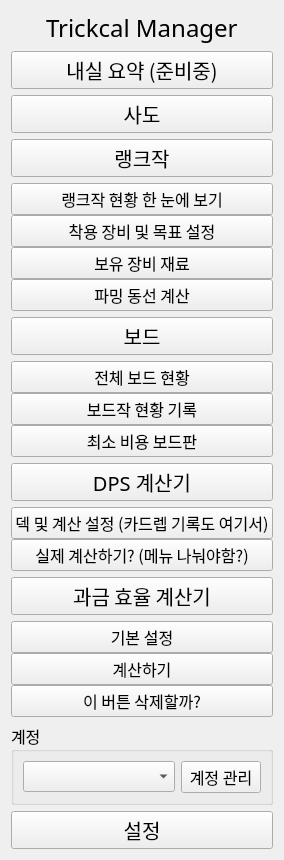
voiderd-sub/trickcal-manager, file widgets/ui/sidebar.ui: the form before one commit.
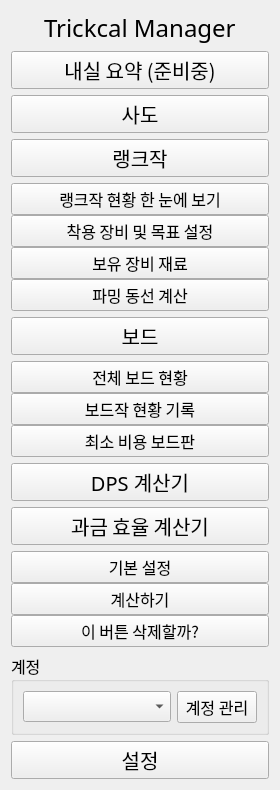
The form after the commit. Icons and pictures are not drawn.

The edit to the form file:
```diff
--- a/widgets/ui/sidebar.ui
+++ b/widgets/ui/sidebar.ui
@@ -478,88 +478,6 @@
      </attribute>
     </widget>
    </item>
-   <item>
-    <widget class="QWidget" name="dps_sub" native="true">
-     <property name="font">
-      <font>
-       <family>ONE Mobile POP</family>
-      </font>
-     </property>
-     <layout class="QVBoxLayout" name="verticalLayout_4">
-      <property name="spacing">
-       <number>0</number>
-      </property>
-      <property name="leftMargin">
-       <number>0</number>
-      </property>
-      <property name="topMargin">
-       <number>0</number>
-      </property>
-      <property name="rightMargin">
-       <number>0</number>
-      </property>
-      <property name="bottomMargin">
-       <number>0</number>
-      </property>
-      <item>
-       <widget class="QPushButton" name="dps_1_btn">
-        <property name="font">
-         <font>
-          <family>ONE Mobile POP</family>
-          <pointsize>12</pointsize>
-         </font>
-        </property>
-        <property name="text">
-         <string>덱 및 계산 설정 (카드렙 기록도 여기서)</string>
-        </property>
-        <property name="iconSize">
-         <size>
-          <width>25</width>
-          <height>25</height>
-         </size>
-        </property>
-        <property name="checkable">
-         <bool>true</bool>
-        </property>
-        <property name="autoExclusive">
-         <bool>false</bool>
-        </property>
-        <attribute name="buttonGroup">
-         <string notr="true">dps_group</string>
-        </attribute>
-       </widget>
-      </item>
-      <item>
-       <widget class="QPushButton" name="dps_2_btn">
-        <property name="font">
-         <font>
-          <family>ONE Mobile POP</family>
-          <pointsize>12</pointsize>
-         </font>
-        </property>
-        <property name="text">
-         <string>실제 계산하기? (메뉴 나눠야함?)</string>
-        </property>
-        <property name="iconSize">
-         <size>
-          <width>25</width>
-          <height>25</height>
-         </size>
-        </property>
-        <property name="checkable">
-         <bool>true</bool>
-        </property>
-        <property name="autoExclusive">
-         <bool>false</bool>
-        </property>
-        <attribute name="buttonGroup">
-         <string notr="true">dps_group</string>
-        </attribute>
-       </widget>
-      </item>
-     </layout>
-    </widget>
-   </item>
    <item>
     <widget class="QPushButton" name="cash_btn">
      <property name="font">
```
Left out of the diff: 33 changed lines with no effect on the pictures.
